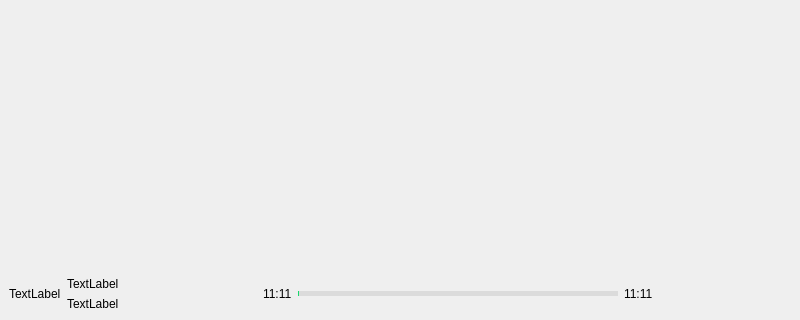
Qt form mainwindow.ui (shinyawhy/QooMusicPlayer) before a commit; both pictures show x 0 to 800 and y 280 to 600 of the 800 by 600 pixel window.
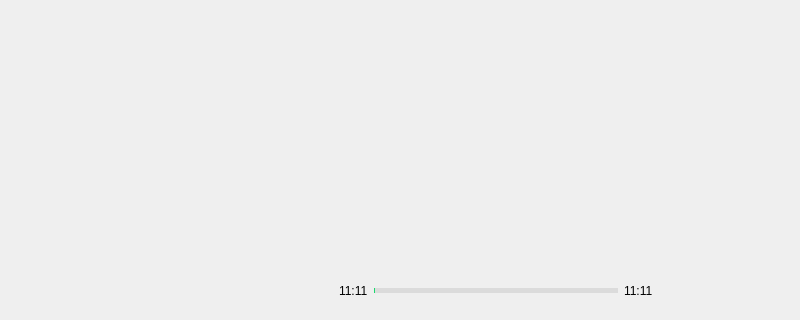
The same form after that commit. The open tabs and pages were chosen to show the change. Icons and pictures are not drawn. Custom widgets are drawn as their Qt base class.

Commit message: 下载歌曲、歌词、封面

The edit to the form file:
```diff
--- a/mainwindow.ui
+++ b/mainwindow.ui
@@ -429,9 +429,15 @@
          <number>0</number>
         </property>
         <item>
-         <widget class="QLabel" name="cover">
+         <widget class="QLabel" name="playingCoverLable">
+          <property name="minimumSize">
+           <size>
+            <width>40</width>
+            <height>40</height>
+           </size>
+          </property>
           <property name="text">
-           <string>TextLabel</string>
+           <string/>
           </property>
          </widget>
         </item>
@@ -444,16 +450,28 @@
            <number>0</number>
           </property>
           <item>
-           <widget class="QLabel" name="singer">
+           <widget class="QLabel" name="playingNameLabel">
+            <property name="minimumSize">
+             <size>
+              <width>140</width>
+              <height>0</height>
+             </size>
+            </property>
             <property name="text">
-             <string>TextLabel</string>
+             <string/>
             </property>
            </widget>
           </item>
           <item>
-           <widget class="QLabel" name="album">
+           <widget class="QLabel" name="playingArtistLabel">
+            <property name="minimumSize">
+             <size>
+              <width>140</width>
+              <height>0</height>
+             </size>
+            </property>
             <property name="text">
-             <string>TextLabel</string>
+             <string/>
             </property>
            </widget>
           </item>
```
Left out of the diff: 2 changed lines with no effect on the pictures. The commit also changes 2 other files.
